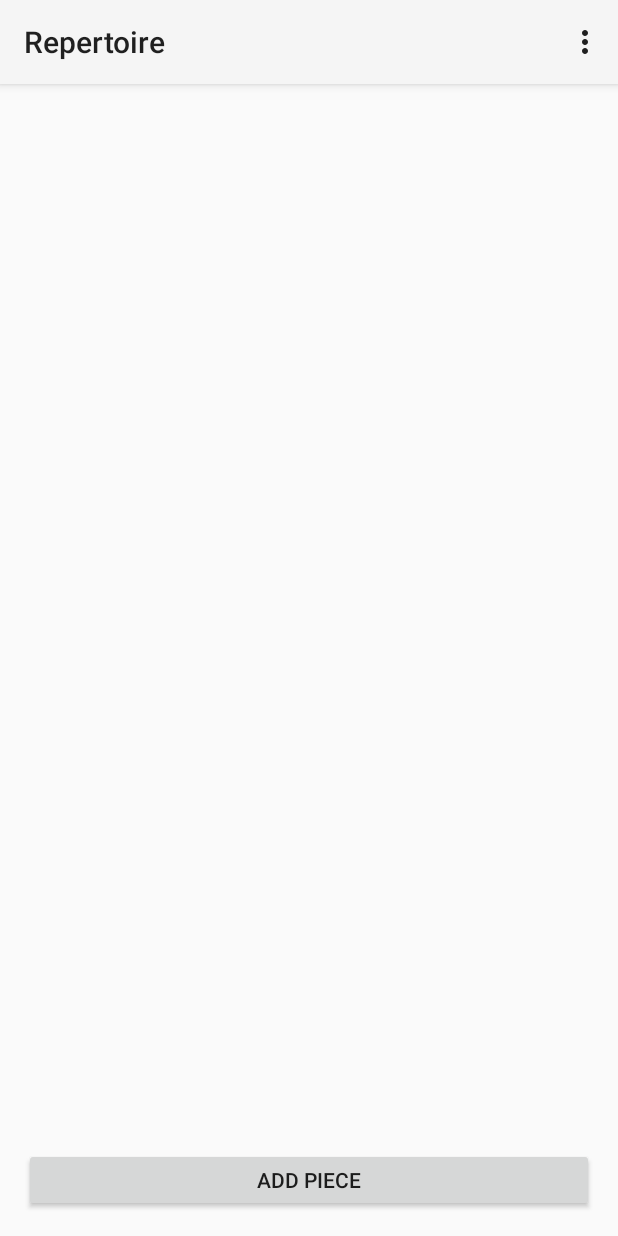
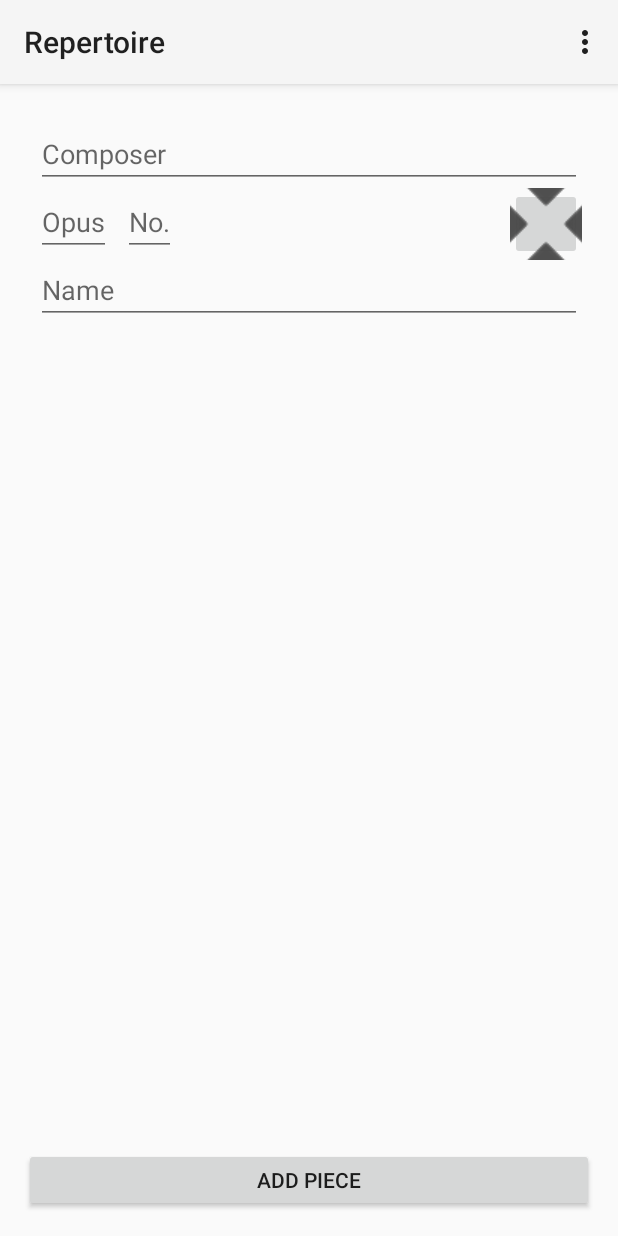
Before and after one commit to shantanu/Repertoire, an Android app: the screen it shows after launch (MainActivity), after a tap on "ADD PIECE", on a phone screen of 412 x 824 dp. Run offline under Robolectric (Android 15) with nearby library versions, the phone set to English and light mode, and no system bars.

Commit message:
Working Scrollview with Linear layout post more help from facebook guy

```diff
--- a/app/src/main/java/com/google/example/repertoire/MainActivity.java
+++ b/app/src/main/java/com/google/example/repertoire/MainActivity.java
@@ -2,21 +2,22 @@ package com.google.example.repertoire;
 
 import android.app.Activity;
 import android.os.Bundle;
+import android.view.LayoutInflater;
 import android.view.Menu;
 import android.view.MenuItem;
 import android.view.View;
-import android.widget.ArrayAdapter;
-import android.widget.ListView;
+import android.widget.LinearLayout;
 
 import java.util.ArrayList;
 
 public class MainActivity extends Activity {
 
     //LIST OF ARRAY STRINGS WHICH WILL SERVE AS LIST ITEMS
-    ArrayList<String> listItems = new ArrayList<String>();
+    ArrayList<MusicPiece> listItems = new ArrayList<MusicPiece>();
 
     //DEFINING A STRING ADAPTER WHICH WILL HANDLE THE DATA OF THE LISTVIEW
-    ArrayAdapter<String> adapter;
+
+    LinearLayout pieces;
 
     int clickCounter = 0;
 
@@ -25,19 +26,18 @@ public class MainActivity extends Activity {
 
         super.onCreate(savedInstanceState);
         setContentView(R.layout.activity_main);
-        ListView pieces = (ListView) findViewById(R.id.mylist);
-        adapter = new ArrayAdapter<String>(this,
-                R.layout.edit_text_layout,
-                listItems);
-        pieces.setAdapter(adapter);
+
+        pieces = (LinearLayout) findViewById(R.id.mylist);
     }
 
     //METHOD WHICH WILL HANDLE DYNAMIC INSERTION
     public void addItems(View v) {
-        listItems.add("Clicked : " + clickCounter++);
-        adapter.notifyDataSetChanged();
-        ListView pieces = (ListView) findViewById(R.id.mylist);
-        pieces.scrollTo(0, pieces.getMaxScrollAmount());
+
+        pieces.addView(LayoutInflater.from(this).inflate(R.layout.edit_text_layout, pieces, false));
+
+        /*ScrollView pieces = (ScrollView) findViewById(R.id.mylist);
+        pieces.scrollTo(0, pieces.getMaxScrollAmount());*/
+
     }
 
     @Override
--- a/app/src/main/java/com/google/example/repertoire/MusicPiece.java
+++ b/app/src/main/java/com/google/example/repertoire/MusicPiece.java
@@ -4,8 +4,14 @@ package com.google.example.repertoire;
  * Created by Yanjun on 9/5/2015.
  */
 public class MusicPiece implements Comparable<MusicPiece> {
+
+    private String name;
+    private String opus;
+    private String composer;
+
     public MusicPiece() {
         name = "";
+        opus = "";
         composer = "";
     }
 
@@ -39,6 +45,5 @@ public class MusicPiece implements Comparable<MusicPiece> {
         return name.equals(other.getName());
     }
 
-    private String name;
-    private String composer;
+
 }
--- a/app/src/main/java/com/google/example/repertoire/Repertoire.java
+++ b/app/src/main/java/com/google/example/repertoire/Repertoire.java
@@ -6,17 +6,18 @@ package com.google.example.repertoire;
 
 import android.content.Context;
 
-import org.jdom2.*;
-import org.jdom2.input.*;
-import org.jdom2.output.*;
+import org.jdom2.Document;
+import org.jdom2.Element;
+import org.jdom2.JDOMException;
+import org.jdom2.input.SAXBuilder;
+import org.jdom2.output.XMLOutputter;
 
 import java.io.File;
 import java.io.FileNotFoundException;
 import java.io.FileOutputStream;
 import java.io.IOException;
-
-import java.io.OutputStream;
-import java.util.*;
+import java.util.ArrayList;
+import java.util.List;
 
 public class Repertoire {
 
@@ -75,10 +76,13 @@ public class Repertoire {
         XMLOutputter xmlWriter = new XMLOutputter();
         try {
             Document tempDoc = new Document(xmlRoot);
-            xmlWriter.output(tempDoc, new FileOutputStream((saveFile));
+            xmlWriter.output(tempDoc, new FileOutputStream((saveFile)));
         } catch (FileNotFoundException e) {
             return false;
+        } catch (IOException e) {
+            return false;
         }
+
 
         return true;
     }
--- a/app/src/main/res/layout/activity_main.xml
+++ b/app/src/main/res/layout/activity_main.xml
@@ -11,14 +11,22 @@
 
 
 
-    <ListView
+    <ScrollView
         android:layout_width="match_parent"
         android:layout_height="match_parent"
         android:layout_weight="8"
-        android:id="@+id/mylist"
+
         android:drawSelectorOnTop="false">
 
-    </ListView>
+        <LinearLayout
+            android:layout_width="match_parent"
+            android:layout_height="wrap_content"
+            android:orientation="vertical"
+            android:id="@+id/mylist">
+
+        </LinearLayout>
+
+    </ScrollView>
 
     <Button
         android:layout_width="match_parent"
--- a/app/src/main/res/layout/edit_text_layout.xml
+++ b/app/src/main/res/layout/edit_text_layout.xml
@@ -1,9 +1,40 @@
 <?xml version="1.0" encoding="utf-8"?>
-<EditText xmlns:android="http://schemas.android.com/apk/res/android"
-    android:id="@android:id/text1"
+<RelativeLayout
+    xmlns:android="http://schemas.android.com/apk/res/android"
     android:layout_width="match_parent"
     android:layout_height="wrap_content"
-    android:gravity="center_vertical"
-    android:paddingStart="?android:attr/listPreferredItemPaddingStart"
-    android:paddingEnd="?android:attr/listPreferredItemPaddingEnd"
-    android:minHeight="?android:attr/listPreferredItemHeightSmall" />
+    android:padding="8dp">
+
+    <EditText
+        android:layout_width="match_parent"
+        android:layout_height="wrap_content"
+        android:hint="Composer"
+        android:id="@+id/composer_edit"/>
+
+    <EditText
+        android:layout_width="wrap_content"
+        android:layout_height="wrap_content"
+        android:hint="Opus"
+        android:layout_below="@id/composer_edit"
+        android:inputType="number"
+        android:id="@+id/opus_edit"/>
+    <EditText
+        android:layout_width="wrap_content"
+        android:layout_height="wrap_content"
+        android:hint="No."
+        android:layout_toRightOf="@id/opus_edit"
+        android:layout_below="@id/composer_edit"
+        android:layout_marginLeft="8dp"/>
+    <EditText
+        android:layout_width="match_parent"
+        android:layout_height="wrap_content"
+        android:layout_below="@id/opus_edit"
+        android:hint="Name"/>
+    <ImageButton
+        android:layout_width="48dp"
+        android:layout_height="48dp"
+        android:layout_alignParentRight="true"
+        android:layout_below="@id/composer_edit"
+        android:src="@drawable/ic_cancel_black_48dp"/>
+
+</RelativeLayout>
--- a/settings.gradle
+++ b/settings.gradle
@@ -1 +1 @@
-include ':app', ':jdom-2.0.5'
+include ':jdom-2.0.5', ':app'
```
Also changed, not shown: app/src/main/res/drawable/ic_cancel_black_48dp.png (added), 2 other files.
